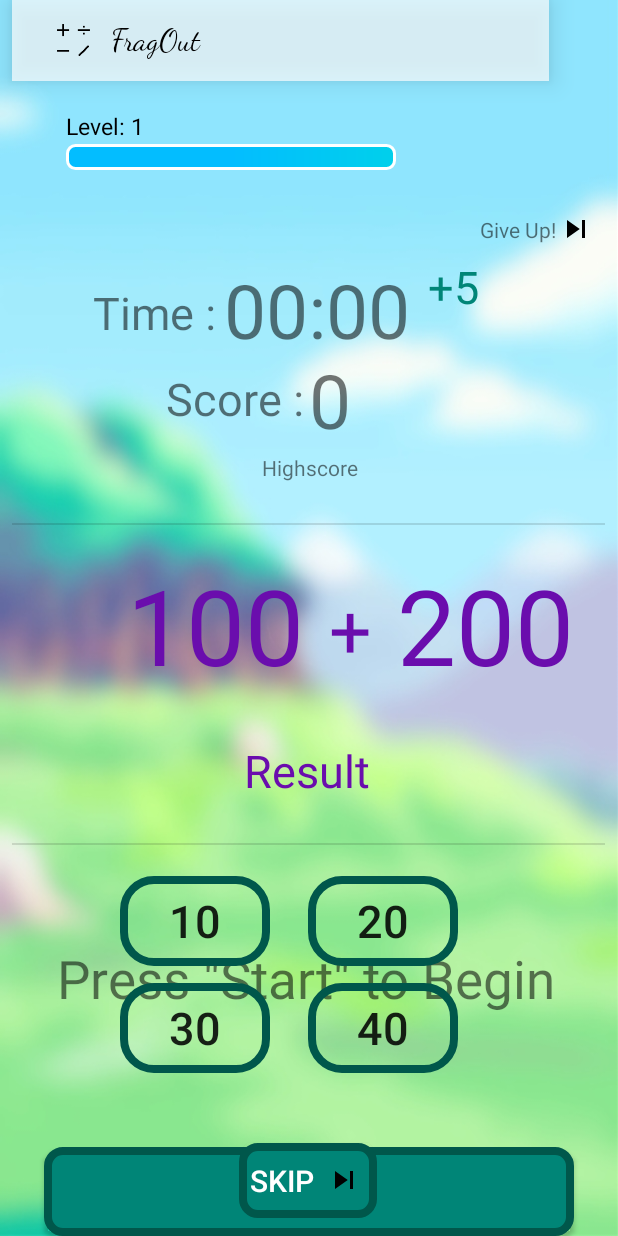
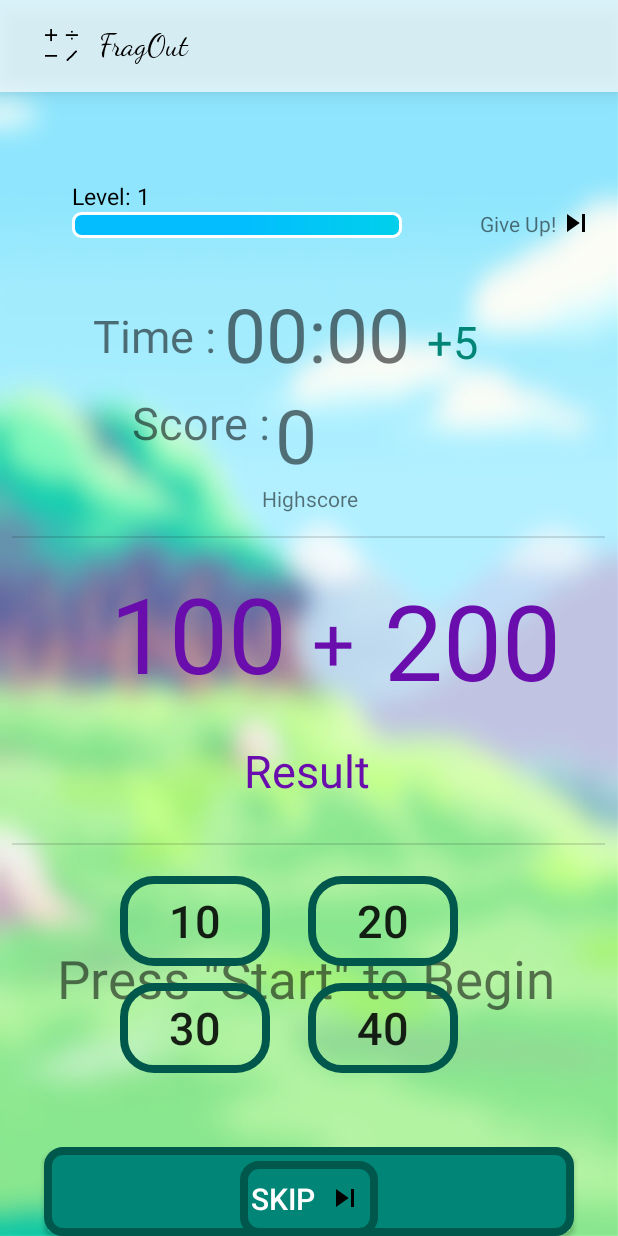
Before and after one commit to PrithwishNag/FragOut, an Android app: the layout activity_multiple_choice_screen.xml on its own in the app's theme, with its tools: preview values and no code run, on a phone screen of 412 x 824 dp. Run offline under Robolectric (Android 15) with nearby library versions, the phone set to English and light mode, and no system bars.

Commit message:
Major Fix

```diff
--- a/app/build.gradle
+++ b/app/build.gradle
@@ -3,6 +3,8 @@ apply plugin: 'com.google.gms.google-services'
 android {
     compileSdkVersion 28
     buildToolsVersion "29.0.2"
+    aaptOptions.cruncherEnabled = false
+    aaptOptions.useNewCruncher = false
     defaultConfig {
         applicationId "com.example.fragout"
         minSdkVersion 24
--- /dev/null
+++ b/app/src/main/res/drawable/custom_alert_box_background.xml
@@ -0,0 +1,4 @@
+<?xml version="1.0" encoding="utf-8"?>
+<selector xmlns:android="http://schemas.android.com/apk/res/android">
+
+</selector>
--- a/app/src/main/res/layout/activity_multiple_choice_screen.xml
+++ b/app/src/main/res/layout/activity_multiple_choice_screen.xml
@@ -33,10 +33,23 @@
         app:layout_constraintVertical_bias="0.331"
         tools:ignore="MissingConstraints" />-->
 
+    <!--<TextView
+        android:id="@+id/b"
+        android:layout_width="84dp"
+        android:layout_height="25dp"
+        android:text="Your Ans:"
+        android:textSize="18sp"
+        app:layout_constraintBottom_toBottomOf="parent"
+        app:layout_constraintEnd_toStartOf="@+id/entry2"
+        app:layout_constraintHorizontal_bias="1.0"
+        app:layout_constraintStart_toStartOf="parent"
+        app:layout_constraintTop_toTopOf="parent"
+        app:layout_constraintVertical_bias="0.742" />-->
+
     <androidx.appcompat.widget.Toolbar
         android:id="@+id/toolbar"
-        android:layout_width="358dp"
-        android:layout_height="54dp"
+        android:layout_width="416dp"
+        android:layout_height="61dp"
         android:background="@color/transparent69"
         android:elevation="10dp"
         android:minHeight="?attr/actionBarSize"
@@ -44,7 +57,7 @@
 
         app:layout_constraintBottom_toBottomOf="parent"
         app:layout_constraintEnd_toEndOf="parent"
-        app:layout_constraintHorizontal_bias="0.153"
+        app:layout_constraintHorizontal_bias="0.0"
         app:layout_constraintStart_toStartOf="parent"
         app:layout_constraintTop_toTopOf="parent"
         app:layout_constraintVertical_bias="0.0">
@@ -75,19 +88,6 @@
 
     </androidx.appcompat.widget.Toolbar>
 
-    <!--<TextView
-        android:id="@+id/b"
-        android:layout_width="84dp"
-        android:layout_height="25dp"
-        android:text="Your Ans:"
-        android:textSize="18sp"
-        app:layout_constraintBottom_toBottomOf="parent"
-        app:layout_constraintEnd_toStartOf="@+id/entry2"
-        app:layout_constraintHorizontal_bias="1.0"
-        app:layout_constraintStart_toStartOf="parent"
-        app:layout_constraintTop_toTopOf="parent"
-        app:layout_constraintVertical_bias="0.742" />-->
-
     <TextView
         android:id="@+id/display"
         android:layout_width="142dp"
@@ -105,7 +105,7 @@
         app:layout_constraintHorizontal_bias="1.0"
         app:layout_constraintStart_toStartOf="parent"
         app:layout_constraintTop_toTopOf="parent"
-        app:layout_constraintVertical_bias="0.943" />
+        app:layout_constraintVertical_bias="0.956" />
 
     <TextView
         android:id="@+id/display2"
@@ -121,10 +121,10 @@
         android:textSize="70dp"
         app:layout_constraintBottom_toTopOf="@+id/display3"
         app:layout_constraintEnd_toEndOf="parent"
-        app:layout_constraintHorizontal_bias="1.0"
+        app:layout_constraintHorizontal_bias="0.966"
         app:layout_constraintStart_toStartOf="parent"
         app:layout_constraintTop_toTopOf="parent"
-        app:layout_constraintVertical_bias="0.942" />
+        app:layout_constraintVertical_bias="0.967" />
 
     <TextView
         android:id="@+id/display3"
@@ -154,10 +154,10 @@
         android:progressDrawable="@drawable/experience_bar_design"
         app:layout_constraintBottom_toTopOf="@+id/CountDown"
         app:layout_constraintEnd_toEndOf="parent"
-        app:layout_constraintHorizontal_bias="0.23"
+        app:layout_constraintHorizontal_bias="0.25"
         app:layout_constraintStart_toStartOf="parent"
         app:layout_constraintTop_toTopOf="parent"
-        app:layout_constraintVertical_bias="0.0" />
+        app:layout_constraintVertical_bias="0.6" />
 
     <TextView
         android:id="@+id/ScoreText"
@@ -170,10 +170,10 @@
         android:textSize="30sp"
         app:layout_constraintBottom_toTopOf="@+id/display"
         app:layout_constraintEnd_toEndOf="parent"
-        app:layout_constraintHorizontal_bias="0.1"
+        app:layout_constraintHorizontal_bias="0.0"
         app:layout_constraintStart_toStartOf="parent"
         app:layout_constraintTop_toTopOf="parent"
-        app:layout_constraintVertical_bias="0.763" />
+        app:layout_constraintVertical_bias="0.801" />
 
     <TextView
         android:id="@+id/score"
@@ -187,7 +187,7 @@
         app:layout_constraintHorizontal_bias="0.0"
         app:layout_constraintStart_toEndOf="@+id/ScoreText"
         app:layout_constraintTop_toTopOf="parent"
-        app:layout_constraintVertical_bias="0.758" />
+        app:layout_constraintVertical_bias="0.808" />
 
     <TextView
         android:id="@+id/operator"
@@ -203,10 +203,10 @@
         android:textSize="50dp"
         app:layout_constraintBottom_toTopOf="@+id/display3"
         app:layout_constraintEnd_toStartOf="@+id/display2"
-        app:layout_constraintHorizontal_bias="1.0"
+        app:layout_constraintHorizontal_bias="0.987"
         app:layout_constraintStart_toStartOf="parent"
         app:layout_constraintTop_toBottomOf="@+id/score"
-        app:layout_constraintVertical_bias="0.906" />
+        app:layout_constraintVertical_bias="1.0" />
 
     <View
         android:id="@+id/divider"
@@ -233,7 +233,7 @@
         app:layout_constraintHorizontal_bias="0.0"
         app:layout_constraintStart_toStartOf="parent"
         app:layout_constraintTop_toTopOf="parent"
-        app:layout_constraintVertical_bias="0.908" />
+        app:layout_constraintVertical_bias="0.91" />
 
     <TextView
         android:id="@+id/textView4"
@@ -285,12 +285,12 @@
         android:text="+5"
         android:textColor="@color/colorPrimary"
         android:textSize="30sp"
-        app:layout_constraintBottom_toTopOf="@+id/display3"
-        app:layout_constraintEnd_toEndOf="parent"
-        app:layout_constraintHorizontal_bias="0.76"
-        app:layout_constraintStart_toStartOf="parent"
-        app:layout_constraintTop_toTopOf="parent"
-        app:layout_constraintVertical_bias="0.394" />
+        app:layout_constraintBottom_toBottomOf="@+id/CountDown"
+        app:layout_constraintEnd_toEndOf="@+id/score"
+        app:layout_constraintHorizontal_bias="0.0"
+        app:layout_constraintStart_toEndOf="@+id/CountDown"
+        app:layout_constraintTop_toTopOf="@+id/CountDown"
+        app:layout_constraintVertical_bias="1.0" />
 
     <TextView
         android:id="@+id/instructionStart"
@@ -314,20 +314,18 @@
         android:id="@+id/exit"
         android:layout_width="78dp"
         android:layout_height="27dp"
-        android:layout_marginStart="8dp"
-        android:layout_marginTop="16dp"
         android:layout_marginEnd="16dp"
         android:layout_marginBottom="6dp"
         android:drawableRight="@drawable/ic_skip_next_black_24dp"
         android:gravity="center"
         android:pointerIcon="none"
         android:text="Give Up!"
-        app:layout_constraintBottom_toTopOf="@+id/CountDown"
+        app:layout_constraintBottom_toBottomOf="@+id/progress_lvl"
         app:layout_constraintEnd_toEndOf="parent"
         app:layout_constraintHorizontal_bias="1.0"
         app:layout_constraintStart_toStartOf="parent"
-        app:layout_constraintTop_toTopOf="parent"
-        app:layout_constraintVertical_bias="1.0" />
+        app:layout_constraintTop_toTopOf="@+id/progress_lvl"
+        app:layout_constraintVertical_bias="0.375" />
 
     <TextView
         android:id="@+id/highscore"
@@ -342,7 +340,7 @@
         app:layout_constraintEnd_toEndOf="parent"
         app:layout_constraintStart_toStartOf="parent"
         app:layout_constraintTop_toBottomOf="@+id/ScoreText"
-        app:layout_constraintVertical_bias="1.0" />
+        app:layout_constraintVertical_bias="0.405" />
 
     <TextView
         android:id="@+id/minilvl"
@@ -356,7 +354,7 @@
         app:layout_constraintHorizontal_bias="0.0"
         app:layout_constraintStart_toStartOf="@+id/progress_lvl"
         app:layout_constraintTop_toBottomOf="@+id/toolbar"
-        app:layout_constraintVertical_bias="0.941" />
+        app:layout_constraintVertical_bias="1.0" />
 
     <Button
         android:id="@+id/option1"
@@ -418,7 +416,6 @@
         android:id="@+id/next"
         android:layout_width="92dp"
         android:layout_height="50dp"
-        android:layout_marginBottom="12dp"
         android:background="@drawable/button_design2"
         android:drawableRight="@drawable/ic_skip_next_black_24dp"
         android:paddingRight="10dp"
@@ -427,7 +424,6 @@
         android:textSize="20dp"
         app:layout_constraintBottom_toBottomOf="parent"
         app:layout_constraintEnd_toEndOf="parent"
-        app:layout_constraintHorizontal_bias="0.498"
         app:layout_constraintStart_toStartOf="parent"
         app:layout_constraintTop_toBottomOf="@+id/entry2"
         app:layout_constraintVertical_bias="0.232" />
--- a/build.gradle
+++ b/build.gradle
@@ -7,7 +7,7 @@ buildscript {
 
     }
     dependencies {
-        classpath 'com.android.tools.build:gradle:3.5.3'
+        classpath 'com.android.tools.build:gradle:3.6.1'
         classpath 'com.google.gms:google-services:4.3.3'
         // NOTE: Do not place your application dependencies here; they belong
         // in the individual module build.gradle files
```
Also changed, not shown: app/src/main/AndroidManifest.xml (+22 -8 lines), app/src/main/java/com/example/fragout/FinalScore.java (+12 -0 lines), app/src/main/java/com/example/fragout/MainActivity.java (+0 -21 lines), app/src/main/java/com/example/fragout/MultiplayerGameRoom.java (+3 -11 lines), app/src/main/java/com/example/fragout/MultiplayerOptionRoom.java (+81 -18 lines), app/src/main/res/layout/activity_final_score.xml (+30 -8 lines), app/src/main/res/layout/activity_home_screen.xml (+8 -8 lines), app/src/main/res/layout/activity_main.xml (+7 -42 lines), app/src/main/res/layout/custom_alert_box.xml (+5 -4 lines), gradle/wrapper/gradle-wrapper.properties.
